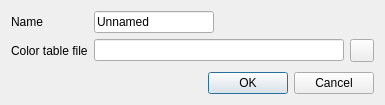
Above: freeview/DialogNewAnnotation.ui from freesurfer/freesurfer before the change. Below: the same form after it.
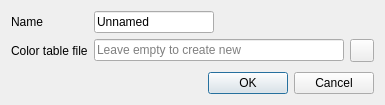
That is the form after the change. Icons and pictures are not drawn.

Patch:
```diff
--- a/freeview/DialogNewAnnotation.ui
+++ b/freeview/DialogNewAnnotation.ui
@@ -57,6 +57,9 @@
        <property name="text">
         <string/>
        </property>
+       <property name="placeholderText">
+        <string>Leave empty to create new </string>
+       </property>
       </widget>
      </item>
      <item row="1" column="4">
```
